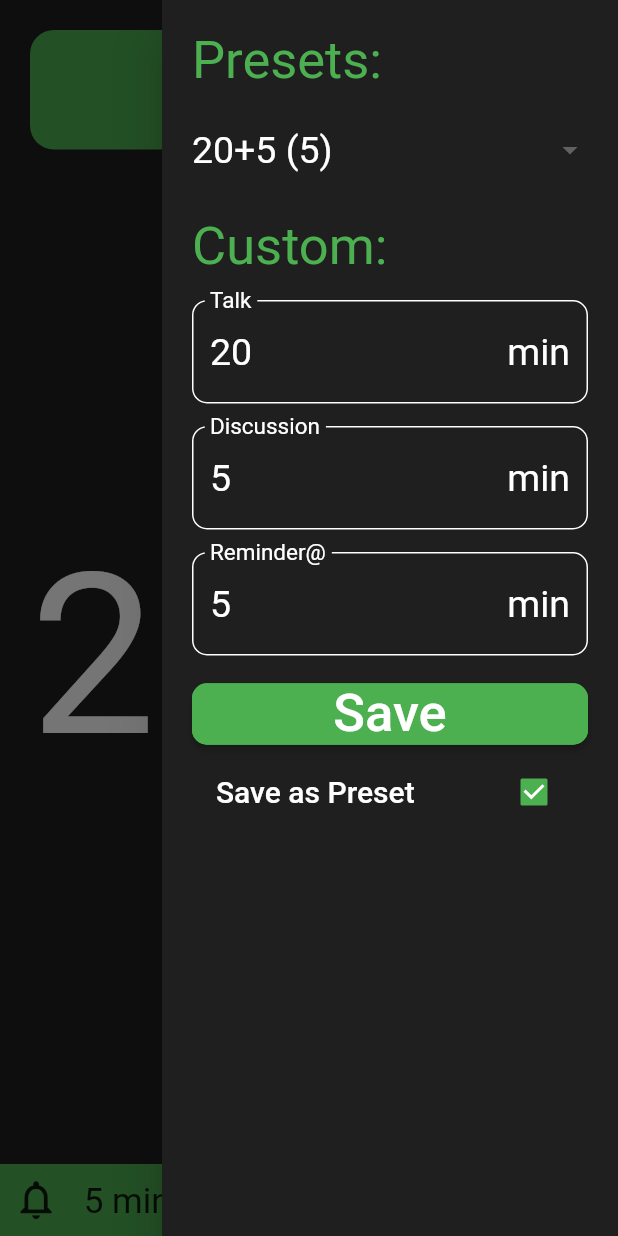
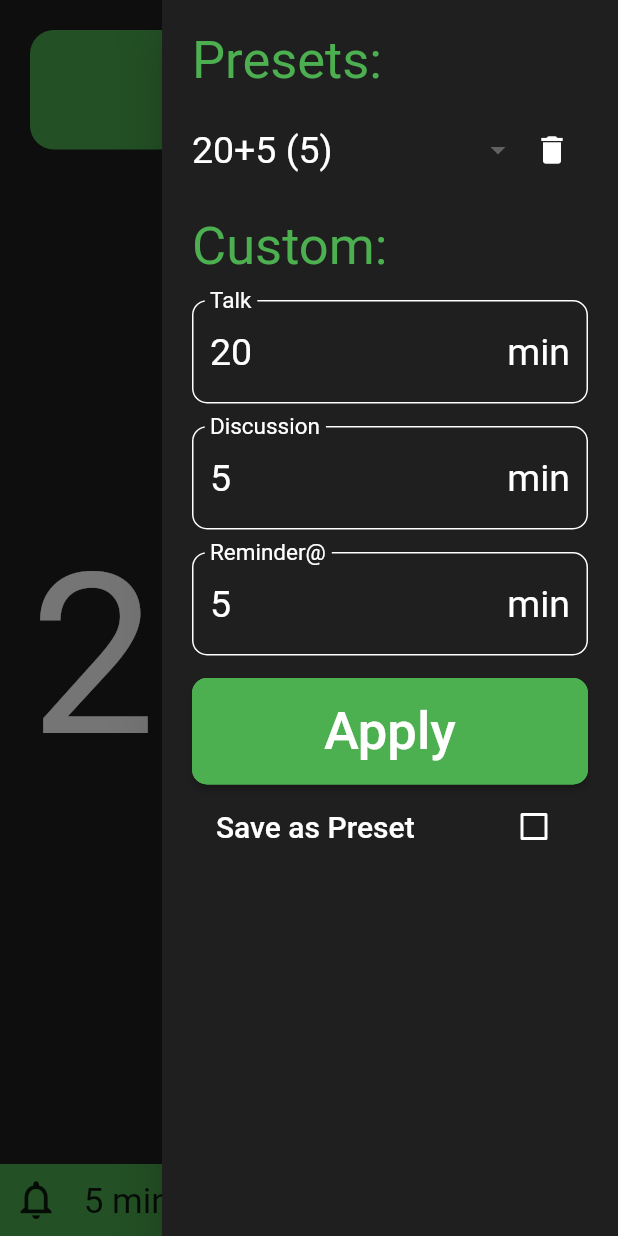
Before and after one commit to hep-mh/flounder, a Flutter app: the screen it shows after launch, with the side drawer open, on a phone screen of 412 x 824 dp. Run offline on Flutter 3.47's test engine with Material 2 defaults, Android fonts, the light colour scheme and no system bars; our stand-ins replace audioplayers, shared_preferences, wakelock; missing offline and left inert: audioplayers_web, shared_preferences_web, wakelock_web, window_manager; accounts and stored records are empty.

Commit message:
some refactoring; preset deletion now possible (not yet permanent)

```diff
--- a/lib/home.dart
+++ b/lib/home.dart
@@ -26,7 +26,7 @@ class Flounder extends StatelessWidget {
       ),
     );
   }
-} // Flounder
+}
 
 
 class FlounderHome extends StatefulWidget {
@@ -34,70 +34,42 @@ class FlounderHome extends StatefulWidget {
 
   @override
   State<FlounderHome> createState() => _FlounderHomeState();
-} // FlounderHome
+}
 
 
 class _FlounderHomeState extends State<FlounderHome> {
-  final FlounderState state = FlounderState();
+  final ApplicationState state = ApplicationState();
 
+  // The current list of items in the
   // DropdownMenu
-  String dropdownValue = "";
+  List< DropdownMenuItem<String> > dropdownItems = [];
 
-  // TextFields
+  // The current value of the DropdownMenu
+  late String dropdownValue;
+
+  // A flag to check of the DropdownMenu
+  // needs to be build on the next refresh
+  // Initially true, since a build needs
+  // to happe on the initial launch
+  bool rebuildDropdownMenu = true;
+
+  // The controllers used to obtain the content
+  // of the different TextField objects
   final Map textEditingControllers = {
     'Talk'      : TextEditingController(),
     'Discussion': TextEditingController(),
     'Reminder@' : TextEditingController(),
   };
 
-  // Timer
-  Timer runner = Timer(Duration.zero, () {});
+  // The Timer object driving the main clock
+  late Timer runner;
 
-  // SharedPreferences
-  // initState -> _initPreferences
+  // The SharedPreferences object to
+  // read user-defined presets
   late SharedPreferences prefs;
 
-  // HELPER FUNCTIONS
-  void _initPreferences() async {
-    prefs = await SharedPreferences.getInstance();
-
-    final List<String>? presetsFromPrefs = prefs.getStringList('presets');
-    // If preferences are preset, override defaults
-    if (presetsFromPrefs != null) {
-      Map presets = {};
-
-      for (var preset in presetsFromPrefs) {
-        Profile profile = Profile.fromString(preset);
-
-        presets[profile.key()] = profile;
-      }
-
-      state.swapPresets(presets);
-    }
-
-    // -->
-    _rebuildDropdownMenu();
-  }
-
-  void _rebuildDropdownMenu() {
-    dropdownValue = state.profile.key();
-
-    dropdownItems.clear();
-    // Fill the list of dropdown menu items
-    state.presets.forEach((key, value) => dropdownItems.add(
-      DropdownMenuItem<String>(
-        value: key,
-        child: Text(value.key(), style: const TextStyle(color: Colors.white)),
-      )
-    ));
-    dropdownItems.add(
-      const DropdownMenuItem<String>(
-        value: 'Custom',
-        child: Text('Custom', style: TextStyle(color: Colors.white))
-      ),
-    );
-  }
-
+  // HELPER FUNCTIONS /////////////////////////////////////////////////////////
+  /////////////////////////////////////////////////////////////////////////////
   void _playSound() async {
     AudioPlayer player = AudioPlayer();
 
@@ -113,10 +85,11 @@ class _FlounderHomeState extends State<FlounderHome> {
     }
   }
 
-  // ACTION FUNCTIONS
+  // ACTION FUNCTIONS /////////////////////////////////////////////////////////
+  /////////////////////////////////////////////////////////////////////////////
   void _onPlayButtonPressed() {
     setState(() {
-      // START TIMER
+      // START THE TIMER WHEN IDLE
       if ( state.mode.id == 'Idle' ) {
         // Enable the wakelock when the timer is started
         _toggleWakelock(true);
@@ -153,7 +126,7 @@ class _FlounderHomeState extends State<FlounderHome> {
             }
           });
         });
-      // STOP TIMER
+      // STOP THE TIMER WHEN RUNNING
       } else {
         // Disable the wakelock when the timer is stopped
         _toggleWakelock(false);
@@ -175,40 +148,63 @@ class _FlounderHomeState extends State<FlounderHome> {
       dropdownValue = value!;
 
       if (value != 'Custom') {
-        state.profile = defaultPresets[dropdownValue].copy();
+        state.profile = state.presets[dropdownValue].copy();
         state.resetTimer();
       }
     });
   }
 
-  void _onSaveButtonPressed() {
+  void _onDeleteButtonPressed() {
+    setState(() {
+      // Only delete if the current value is not 'Custom'
+      if (dropdownValue == 'Custom') return;
+
+      state.presets.removeWhere((key, _) => key == dropdownValue);
+      // -->
+      rebuildDropdownMenu = true;
+
+      if (state.presets.isEmpty) { // Keep the current profile
+        dropdownValue = 'Custom';
+      } else {
+        state.profile = state.presets[state.presets.keys.first].copy();
+
+        dropdownValue = state.profile.key();
+      }
+
+      state.resetTimer();
+    });
+  }
+
+  void _onApplyButtonPressed() {
     setState(() {
       String talkText       = textEditingControllers['Talk'      ].text;
       String discussionText = textEditingControllers['Discussion'].text;
       String reminderText   = textEditingControllers['Reminder@' ].text;
 
-      // Create a new Profile
+      // Create a new profile from the data
+      // in the different text fields
       int talkLength       = (talkText       != "") ? int.parse(talkText)       : state.profile.talkLength;
       int discussionLength = (discussionText != "") ? int.parse(discussionText) : state.profile.discussionLength;
       int reminderAt       = (reminderText   != "") ? int.parse(reminderText)   : state.profile.reminderAt;
 
       // -->
-      Profile profile = Profile(talkLength, discussionLength, reminderAt);
+      TimeProfile profile = TimeProfile(talkLength, discussionLength, reminderAt);
 
-      // Set the profile (and potentially save it)
-      // Key does exist already
-      // Saving does not matter
+      // Key does already exist
+      // --> Saving does not matter
       if (state.presets.containsKey(profile.key())) {
-        state.profile = state.presets[profile.key()];
+        state.profile = state.presets[profile.key()].copy();
         dropdownValue = profile.key();
       // Key does not exist yet
-      // Saving does matter
+      // --> Saving does matter
       } else {
         if (state.save) {
           state.presets[profile.key()] = profile;
+          // -->
+          rebuildDropdownMenu = true;
 
-          state.profile = state.presets[profile.key()];
-          _rebuildDropdownMenu();
+          state.profile = state.presets[profile.key()].copy();
+          dropdownValue = profile.key();
         } else {
           state.profile = profile;
           dropdownValue = 'Custom';
@@ -226,13 +222,36 @@ class _FlounderHomeState extends State<FlounderHome> {
     });
   }
 
-  // BUILD FUNCTIONS
+  // INIT & DISPOSE FUNCTIONS /////////////////////////////////////////////////
+  /////////////////////////////////////////////////////////////////////////////
+   void _loadPreferences() async {
+    prefs = await SharedPreferences.getInstance();
+
+    final List<String>? presetsFromPrefs = prefs.getStringList('presets');
+    // If preferences are preset, override the defaults
+    if (presetsFromPrefs != null) {
+      Map presets = {};
+
+      for (var presetStr in presetsFromPrefs) {
+        TimeProfile profile = TimeProfile.fromString(presetStr);
+        // -->
+        presets[profile.key()] = profile;
+      }
+
+      state.swapPresets(presets);
+    }
+  }
+
   @override
   void initState() {
     super.initState();
 
-    _initPreferences();
+    _loadPreferences();
+    // -->
+    dropdownValue = state.profile.key();
 
+    // Ensure that the navigation bar has
+    // a matching color on Android devices
     if (!kIsWeb) { if (Platform.isAndroid) {
       SystemChrome.setSystemUIOverlayStyle(
         const SystemUiOverlayStyle(
@@ -252,13 +271,47 @@ class _FlounderHomeState extends State<FlounderHome> {
     super.dispose();
   }
 
+  // BUILD FUNCTIONS //////////////////////////////////////////////////////////
+  /////////////////////////////////////////////////////////////////////////////
+  void _buildDropdownMenuIfNeeded() {
+    // Only run if necessary
+    if (!rebuildDropdownMenu) {
+      return;
+    } else {
+      rebuildDropdownMenu = false;
+    }
+
+    dropdownItems.clear();
+    // Fill the list of DropdownMenuItem's
+    state.presets.forEach((key, _) {
+      dropdownItems.add(
+        DropdownMenuItem<String>(
+          value: key,
+          child: Text(key, style: const TextStyle(color: Colors.white)),
+        )
+      );
+    });
+    dropdownItems.add(
+      const DropdownMenuItem<String>(
+        value: 'Custom',
+        child: Text('Custom', style: TextStyle(color: Colors.white))
+      ),
+    );
+  }
+
   @override
   Widget build(BuildContext context) {
+    _buildDropdownMenuIfNeeded();
+
     return Scaffold(
       backgroundColor: const Color(0xff1f1f1f),
       floatingActionButtonLocation: FloatingActionButtonLocation.centerDocked,
-      endDrawerEnableOpenDragGesture: false,
+      endDrawerEnableOpenDragGesture: true,
+      // 1. FLOUNDER_BODY /////////////////////////////////////////////////////
+      /////////////////////////////////////////////////////////////////////////
       body: FlounderBody(state: state),
+      // 2. FLOUNDER_ACTION_BAR ///////////////////////////////////////////////
+      /////////////////////////////////////////////////////////////////////////
       bottomNavigationBar: Builder(builder: (context) { return FlounderActionBar(
         state: state,
         onPressedL: _onBellButtonPressed,
@@ -268,24 +321,27 @@ class _FlounderHomeState extends State<FlounderHome> {
           }
         }
       );}),
+      // 3. FLOUNDER_ACTION_BUTTON ////////////////////////////////////////////
+      /////////////////////////////////////////////////////////////////////////
       floatingActionButton: FlounderActionButton(
         state: state,
         onPressed: _onPlayButtonPressed,
       ),
+      // 4. FLOUNDER_DRAWER //////////////////////////////////////////////////
+      /////////////////////////////////////////////////////////////////////////
       endDrawer: Builder(builder: (context) { return FlounderDrawer(
         state: state,
         dropdownValue: dropdownValue,
-        onDropdownValueChanged: (String? value) {
-          _onDropdownValueChanged(value);
-          if (value != 'Custom') { Navigator.of(context).pop(); }
-        },
-        onSaveButtonPressed: () {
-          _onSaveButtonPressed();
+        dropdownItems: dropdownItems,
+        onDropdownValueChanged: _onDropdownValueChanged,
+        onDeleteButtonPressed: _onDeleteButtonPressed,
+        onApplyButtonPressed: () {
+          _onApplyButtonPressed();
           Navigator.of(context).pop();
         },
         onCheckboxChanged: _onCheckboxChanged,
-        controllers: textEditingControllers,
+        textControllers: textEditingControllers,
       );}),
     );
-  } // _FlounderHomeState.build
-} // _FlounderHomeState
+  }
+}
--- a/lib/main.dart
+++ b/lib/main.dart
@@ -32,4 +32,4 @@ void main() async {
 
   // Run the app
   runApp(const Flounder());
-} // main
+}
--- a/lib/state.dart
+++ b/lib/state.dart
@@ -1,23 +1,26 @@
 import 'package:flutter/material.dart';
 
 
-class Profile {
+class TimeProfile {
   int  talkLength;
   int  discussionLength;
   int  reminderAt;
 
-  Profile(this.talkLength, this.discussionLength, [this.reminderAt = -1]) {
+  TimeProfile(this.talkLength, this.discussionLength, [this.reminderAt = -1]) {
     if ( reminderAt <= 0 ) {
       reminderAt = discussionLength;
     }
   }
 
-  String key() {
-    String talkStr       = talkLength.toString();
-    String discussionStr = discussionLength.toString();
-    String reminderStr   = reminderAt.toString();
+  static TimeProfile fromString(String? profileStr) {
+    List<String> entries = profileStr!.split("-");
 
-    return talkStr + '+' + discussionStr + ' (' + reminderStr + ')';
+    int  talkLength       = int.parse(entries[0]);
+    int  discussionLength = int.parse(entries[1]);
+    int  reminderAt       = int.parse(entries[2]);
+
+
+    return TimeProfile(talkLength, discussionLength, reminderAt);
   }
 
   @override
@@ -30,31 +33,26 @@ class Profile {
     return talkStr + '-' + discussionStr + '-' + reminderStr;
   }
 
-  static Profile fromString(String? profileStr) {
-    List<String>? entries = profileStr?.split("-");
+  String key() {
+    String talkStr       = talkLength.toString();
+    String discussionStr = discussionLength.toString();
+    String reminderStr   = reminderAt.toString();
 
-    int  talkLength       = int.parse(entries![0]);
-    int  discussionLength = int.parse(entries[1]);
-    int  reminderAt       = int.parse(entries[2]);
-
-
-    return Profile(talkLength, discussionLength, reminderAt);
+    return talkStr + '+' + discussionStr + ' (' + reminderStr + ')';
   }
 
-  Profile copy() {
-    return Profile(talkLength, discussionLength, reminderAt);
+  TimeProfile copy() {
+    return TimeProfile(talkLength, discussionLength, reminderAt);
   }
-} // Profile
+}
 
 
 Map defaultPresets = {
-  '20+5 (5)': Profile(20,  5),
-  '16+4 (4)': Profile(16,  4),
-  '12+3 (3)': Profile(12,  3),
-   '8+2 (2)': Profile( 8,  2),
+  '20+5 (5)': TimeProfile(20, 5),
+  '16+4 (4)': TimeProfile(16, 4),
+  '12+3 (3)': TimeProfile(12, 3),
+   '8+2 (2)': TimeProfile( 8, 2),
 };
-// --> TODO Should not be here
-List< DropdownMenuItem<String> > dropdownItems = [];
 
 
 class Mode {
@@ -63,7 +61,7 @@ class Mode {
   final int    increment;
 
   Mode(this.id, this.color, this.increment);
-} // Mode
+}
 
 
 class ModeRegister {
@@ -71,41 +69,59 @@ class ModeRegister {
   static final Mode talk       = Mode('Talk'      , Colors.green , -1);
   static final Mode discussion = Mode('Discussion', Colors.orange, -1);
   static final Mode overtime   = Mode('Overtime'  , Colors.red   ,  1);
-} // ModeRegister
+}
 
 
-class FlounderState {
-  int  timer = 0;
-  Mode mode  = ModeRegister.idle;
+class ApplicationState {
+  // The current mode, i.e. either
+  // IDLE, TALK, DISCUSSION or OVERTIME
+  Mode mode = ModeRegister.idle;
+  // The main timer that keeps
+  // track of the remaining time
+  late int timer;
 
-  // The available presets
-  late Map     presets; // FlounderState -> setPresets
-  // The current profile selected
-  // from the available presets
-  late Profile profile; // FlounderState -> setPresets
+  // A map of all available presets
+  Map presets = defaultPresets;
+  // The currently selected profile
+  late TimeProfile profile;
 
-  // The flag to determine wether to
-  // save custom profiles
-  bool         save     = true;
-  // A flag to determine wether to play
-  // a reminder during the talk
-  bool         remindMe = false;
+  // LOCAL SETTINGS
+  // A flag to determine wether
+  // to save custom profiles
+  bool save     = false;
+  // A flag to determine wether to
+  // play an additional reminder
+  // DURING the talk
+  bool remindMe = false;
 
-  FlounderState() {
-    // First set the list of all presets to its default
-    // value; Later update the set if preferences are found
-    swapPresets(defaultPresets);
-    resetTimer();
+  ApplicationState() {
+    // Initially set the profile to the
+    // first element in 'presets' and...
+    profile = presets[presets.keys.first].copy();
+    // ...initialize the timer accordingly
+    timer = profile.talkLength*60;
   }
 
   void swapPresets(Map newPresets) {
     presets = newPresets;
+    // Select a new profile, as
+    // the old one might be invalid
+    profile = presets[presets.keys.first].copy();
+  }
 
-    // -->
-    profile = presets[presets.keys.toList().first].copy();
+  List<String> exportPresets() {
+    List<String> exportList = [];
+
+    // Fill the list with every
+    // available preset
+    presets.forEach((key, value) {
+      exportList.add(value.toString());
+    });
+
+    return exportList;
   }
 
   void resetTimer() {
     timer = profile.talkLength*60;
   }
-} // FlounderState
+}
--- a/lib/widgets.dart
+++ b/lib/widgets.dart
@@ -10,7 +10,7 @@ const double magicWidth = 740;
 
 
 class _FlounderHeader extends StatelessWidget {
-  final FlounderState state;
+  final ApplicationState state;
 
   const _FlounderHeader({Key? key, required this.state}) : super(key: key);
 
@@ -64,7 +64,7 @@ class _FlounderHeader extends StatelessWidget {
           height: height, width: width,
           child: FittedBox(fit: BoxFit.contain, child: Text(state.mode.id)),
           decoration: BoxDecoration(
-            // Increase vivibility by coloring the
+            // Increase visibility by coloring the
             // full box in the respective color
             color: state.mode.color,
             borderRadius: BorderRadius.circular(borderRadius),
@@ -72,16 +72,16 @@ class _FlounderHeader extends StatelessWidget {
         ),
       ),
     );
-  } // _FlounderHeader.build
-} // _FlounderHeader
+  }
+}
 
 
 class _FlounderTimer extends StatelessWidget {
-  final FlounderState state;
+  final ApplicationState state;
 
   const _FlounderTimer({Key? key, required this.state}) : super(key: key);
 
-  String _buildTimerText() {
+  String _timerText() {
     int min = state.timer ~/ 60;
     int sec = state.timer - min*60;
 
@@ -104,7 +104,7 @@ class _FlounderTimer extends StatelessWidget {
           child: FittedBox(
             fit: BoxFit.contain,
             child: Text(
-              _buildTimerText(),
+              _timerText(),
               style: const TextStyle(
                 // This is the maximal font size, which will
                 // be scaled down by the FittedBox if needed
@@ -118,12 +118,12 @@ class _FlounderTimer extends StatelessWidget {
         ),
       ),
     );
-  } // _FlounderTimer.build
-} // _FlounderTimer
+  }
+}
 
 
 class FlounderBody extends StatelessWidget {
-  final FlounderState state;
+  final ApplicationState state;
 
   const FlounderBody({Key? key, required this.state}) : super(key: key);
 
@@ -137,8 +137,8 @@ class FlounderBody extends StatelessWidget {
         ],
       ),
     );
-  } // FlounderBody.build
-} // FlounderBody
+  }
+}
 
 
 double _getActionBarScale(double contextWidth, double contextHeight, [double factor = 1]) {
@@ -157,7 +157,7 @@ double _getActionBarScale(double contextWidth, double contextHeight, [double fac
 
 
 class FlounderActionBar extends StatelessWidget {
-  final FlounderState state;
+  final ApplicationState state;
 
   final VoidCallback onPressedL;
   final VoidCallback onPressedR;
@@ -177,7 +177,6 @@ class FlounderActionBar extends StatelessWidget {
 
     return BottomAppBar(
       color: state.mode.color,
-      //shape: const CircularNotchedRectangle(),
       child: Row(
         mainAxisSize: MainAxisSize.max,
         mainAxisAlignment: MainAxisAlignment.spaceBetween,
@@ -219,12 +218,12 @@ class FlounderActionBar extends StatelessWidget {
         ],
       ),
     );
-  } // FlounderActionBar.build
-} // FlounderActionBar
+  }
+}
 
 
 class FlounderActionButton extends StatelessWidget {
-  final FlounderState state;
+  final ApplicationState state;
 
   final VoidCallback onPressed;
 
@@ -246,39 +245,47 @@ class FlounderActionButton extends StatelessWidget {
         child: Icon(
           (state.mode.id == 'Idle') ? Icons.play_arrow_rounded : Icons.sync_rounded,
           color: Colors.black,
+          size: 0.6*buttonSize,
         ),
         onPressed: onPressed,
         backgroundColor: state.mode.color,
       ),
     );
-  } // FlounderActionButton.build
-} // FlounderActionButton
+  }
+}
 
 
 class FlounderDrawer extends StatelessWidget {
-  final FlounderState state;
+  final ApplicationState state;
 
   // DropdownButton properties
-  final String                 dropdownValue;
+  final List<DropdownMenuItem<String>> dropdownItems;
+  final String                         dropdownValue;
+
   final ValueChanged<String?>? onDropdownValueChanged;
 
+  // IconButton properties
+  final VoidCallback onDeleteButtonPressed;
+
+  // TextFormField properties
+  final Map textControllers;
+
   // ElevatedButton properties
-  final VoidCallback onSaveButtonPressed;
+  final VoidCallback onApplyButtonPressed;
 
   // CheckboxListTile properties
   final ValueChanged<bool?>? onCheckboxChanged;
 
-  // TextFormField properties
-  final Map controllers;
-
   const FlounderDrawer({
     Key? key,
     required this.state,
+    required this.dropdownItems,
     required this.dropdownValue,
     required this.onDropdownValueChanged,
-    required this.onSaveButtonPressed,
+    required this.onDeleteButtonPressed,
+    required this.onApplyButtonPressed,
     required this.onCheckboxChanged,
-    required this.controllers,
+    required this.textControllers,
   }) : super(key: key);
 
   @override
@@ -289,13 +296,13 @@ class FlounderDrawer extends StatelessWidget {
       'Reminder@' : state.profile.reminderAt,
     };
 
-    List<Widget> customSection = [];
-    // Build the input fields with appropriate spacing
+    List<Widget> textFieldWidgets = [];
+    // Prepare the different text fields that
+    // are used for getting user input
     textFieldValues.forEach((key, value) {
-      customSection.add(
+      textFieldWidgets.add(
         TextFormField(
-          //initialValue: value.toString(),
-          controller: controllers[key]..text = textFieldValues[key].toString(),
+          controller: textControllers[key]..text = textFieldValues[key].toString(),
           style: const TextStyle(fontSize: 25, color: Colors.white),
           keyboardType: TextInputType.number,
           inputFormatters: <TextInputFormatter>[
@@ -309,66 +316,34 @@ class FlounderDrawer extends StatelessWidget {
             suffixStyle: const TextStyle(fontSize: 25, color: Colors.white),
             focusedBorder: OutlineInputBorder(
               borderRadius: BorderRadius.circular(10),
-              borderSide: BorderSide(
-                color: state.mode.color,
-                width: 1,
-              ),
+              borderSide: BorderSide(color: state.mode.color, width: 1),
             ),
             enabledBorder: OutlineInputBorder(
               borderRadius: BorderRadius.circular(10),
-              borderSide: const BorderSide(
-                color: Colors.white,
-                width: 1,
-              ),
+              borderSide: const BorderSide(color: Colors.white, width: 1),
             ),
           ),
         ),
       );
-      customSection.add(const SizedBox(height: 15));
+      textFieldWidgets.add(
+        const SizedBox(height: 15)
+      );
     });
-    // Add the button to save the configuration
-    customSection.add(
-      ElevatedButton(
-        child: const Text('Save', style: TextStyle(fontSize: 35, color: Colors.white)),
-        onPressed: onSaveButtonPressed,
-        style: ButtonStyle(
-          backgroundColor: MaterialStateProperty.all<Color>(state.mode.color),
-          shape: MaterialStateProperty.all<RoundedRectangleBorder>(
-            RoundedRectangleBorder(
-              borderRadius: BorderRadius.circular(10),
-              side: BorderSide(color: state.mode.color)
-            ),
-          ),
-        ),
-      ),
-    );
-    customSection.add(
-      Theme(
-        data: ThemeData(unselectedWidgetColor: Colors.white),
-        child: CheckboxListTile(
-          title: const Text(
-            'Save as Preset',
-            style: TextStyle(color: Colors.white, fontSize: 20),
-          ),
-          activeColor: state.mode.color,
-          value: state.save,
-          //controlAffinity: ListTileControlAffinity.leading,
-          onChanged: onCheckboxChanged
-        )
-      )
-    );
 
     return Drawer(
       backgroundColor: const Color(0xff1f1f1f),
       child: ListView(
         padding: const EdgeInsets.all(20),
         children: <Widget>[
-          Text(
-            'Presets:',
-            style: TextStyle(fontSize: 35, color: state.mode.color),
-          ),
+          Text('Presets:', style: TextStyle(fontSize: 35, color: state.mode.color)),
           const SizedBox(height: 15),
-          DropdownButton<String>(
+          Row(
+            mainAxisAlignment: MainAxisAlignment.spaceBetween,
+            children: [
+              // 1. The DROPDOWN_BUTTON to cycle the presets //////////////////
+              /////////////////////////////////////////////////////////////////
+              Expanded(
+                child: DropdownButton<String>(
                   underline: Container(height: 0, color: state.mode.color),
                   isExpanded: true,
                   value: dropdownValue,
@@ -377,14 +352,49 @@ class FlounderDrawer extends StatelessWidget {
                   onChanged: onDropdownValueChanged,
                   style: const TextStyle(color: Colors.black, fontSize: 25),
                 ),
+              ),
+              // 2. The ICON_BUTTON to delete the active preset ///////////////
+              /////////////////////////////////////////////////////////////////
+              IconButton(
+                icon: const Icon(Icons.delete),
+                color: Colors.white,
+                splashRadius: 17,
+                onPressed: onDeleteButtonPressed,
+              )
+            ]
+          ),
           const SizedBox(height: 20),
-          Text(
-            'Custom:',
-            style: TextStyle(fontSize: 35, color: state.mode.color),
+          Text('Custom:', style: TextStyle(fontSize: 35, color: state.mode.color)),
+          const SizedBox(height: 15),
+          // 3. The TEXT_FORM_FIELD's to capture user input ///////////////////
+          /////////////////////////////////////////////////////////////////////
+          ...textFieldWidgets,
+          // 4. The ELEVATED_BUTTON to apply the current configuration ////////
+          /////////////////////////////////////////////////////////////////////
+          ElevatedButton(
+            child: const Text('Apply', style: TextStyle(fontSize: 35, color: Colors.white)),
+            onPressed: onApplyButtonPressed,
+            style: ButtonStyle(
+              padding: MaterialStateProperty.all<EdgeInsets>(const EdgeInsets.all(15)),
+              backgroundColor: MaterialStateProperty.all<Color>(state.mode.color),
+              shape: MaterialStateProperty.all<RoundedRectangleBorder>(
+                RoundedRectangleBorder(borderRadius: BorderRadius.circular(10), side: BorderSide(color: state.mode.color)),
               ),
-          const SizedBox(height: 15), ...customSection
+            ),
+          ),
+          // 5. The CHECKBOX_LIST_TILE to determine wether to save ////////////
+          /////////////////////////////////////////////////////////////////////
+          Theme(
+            data: ThemeData(unselectedWidgetColor: Colors.white),
+            child: CheckboxListTile(
+              title: const Text('Save as Preset', style: TextStyle(color: Colors.white, fontSize: 20)),
+              activeColor: state.mode.color,
+              value: state.save,
+              onChanged: onCheckboxChanged
+            )
+          )
         ],
       ),
     );
-  } // FlounderDrawer.build
-} // FlounderDrawer
+  }
+}
--- a/pubspec.yaml
+++ b/pubspec.yaml
@@ -4,7 +4,7 @@ description: A cross-platform counter that can be used for the time-management i
 
 publish_to: 'none'
 
-version: 0.2.0
+version: 0.3.0
 
 
 environment:
@@ -72,7 +72,7 @@ msix_config:
   display_name: Flounder
   publisher_display_name: Marco Hufnagel
   identity_name: com.hepmh.Flounder
-  msix_version: 0.2.0.0
+  msix_version: 0.3.0.0
   logo_path: assets\desktop-icon.png
 
 
```
Also changed, not shown: 1 other file. Lines whose indentation alone changed are shown as unchanged.
